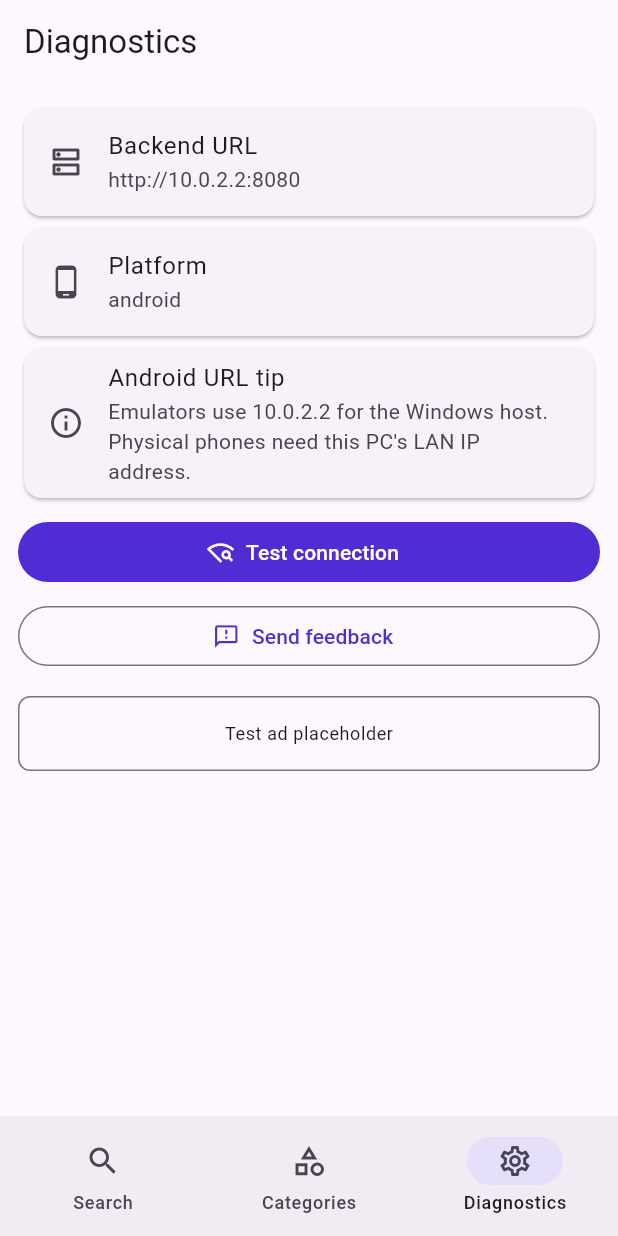
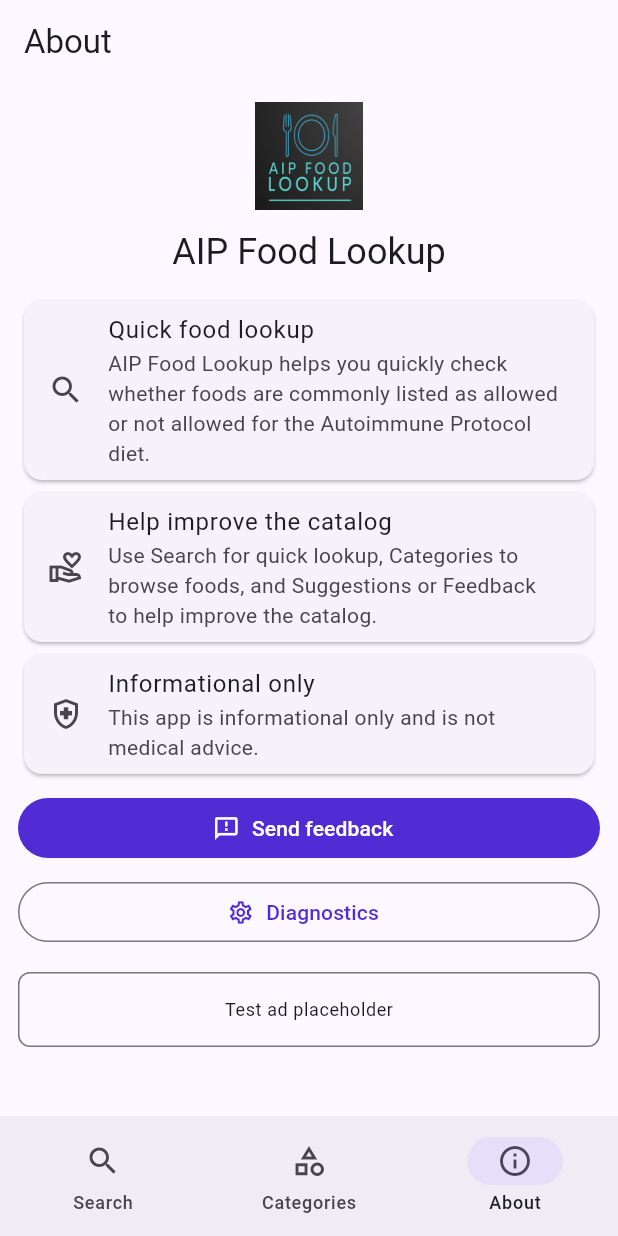
Before and after one commit to CalypsoSys/aip_food_lookup, a Flutter app: the screen it shows after launch, item 3 of the bottom bar chosen, on a phone screen of 412 x 824 dp. Run offline on Flutter 3.47's test engine with Material 3 defaults, Android fonts, the phone set to English and light mode, and no system bars.

Commit message:
feat: add About screen

```diff
--- a/flutter-app/lib/app/router.dart
+++ b/flutter-app/lib/app/router.dart
@@ -1,7 +1,7 @@
 import 'package:flutter/material.dart';
 
+import '../features/about/presentation/about_screen.dart';
 import '../features/categories/presentation/categories_screen.dart';
-import '../features/diagnostics/presentation/diagnostics_screen.dart';
 import '../features/search/presentation/search_screen.dart';
 
 class AppRouter extends StatefulWidget {
@@ -19,7 +19,7 @@
     final screens = <Widget>[
       const SearchScreen(),
       const CategoriesScreen(),
-      const DiagnosticsScreen(),
+      const AboutScreen(),
     ];
 
     return Scaffold(
@@ -39,8 +39,8 @@
             label: 'Categories',
           ),
           NavigationDestination(
-            icon: Icon(Icons.settings_outlined),
-            label: 'Diagnostics',
+            icon: Icon(Icons.info_outline),
+            label: 'About',
           ),
         ],
       ),
--- /dev/null
+++ b/flutter-app/lib/features/about/presentation/about_screen.dart
@@ -0,0 +1,80 @@
+import 'package:flutter/material.dart';
+
+import '../../../ads/ad_banner.dart';
+import '../../../features/diagnostics/presentation/diagnostics_screen.dart';
+import '../../../features/feedback/presentation/feedback_screen.dart';
+import '../../../widgets/asset_header.dart';
+import '../../../widgets/status_card.dart';
+
+class AboutScreen extends StatelessWidget {
+  const AboutScreen({super.key});
+
+  @override
+  Widget build(BuildContext context) {
+    return Scaffold(
+      appBar: AppBar(title: const Text('About')),
+      body: SafeArea(
+        child: ListView(
+          padding: const EdgeInsets.all(12),
+          children: [
+            const AssetHeader(
+              assetName: 'assets/identity/adaptive_icon.png',
+              height: 72,
+            ),
+            const SizedBox(height: 12),
+            Text(
+              'AIP Food Lookup',
+              textAlign: TextAlign.center,
+              style: Theme.of(context).textTheme.headlineSmall,
+            ),
+            const SizedBox(height: 12),
+            const StatusCard(
+              title: 'Quick food lookup',
+              subtitle:
+                  'AIP Food Lookup helps you quickly check whether foods are commonly listed as allowed or not allowed for the Autoimmune Protocol diet.',
+              icon: Icons.search,
+            ),
+            const StatusCard(
+              title: 'Help improve the catalog',
+              subtitle:
+                  'Use Search for quick lookup, Categories to browse foods, and Suggestions or Feedback to help improve the catalog.',
+              icon: Icons.volunteer_activism_outlined,
+            ),
+            const StatusCard(
+              title: 'Informational only',
+              subtitle:
+                  'This app is informational only and is not medical advice.',
+              icon: Icons.health_and_safety_outlined,
+            ),
+            const SizedBox(height: 8),
+            FilledButton.icon(
+              onPressed: () {
+                Navigator.of(context).push(
+                  MaterialPageRoute<void>(
+                    builder: (_) => const FeedbackScreen(),
+                  ),
+                );
+              },
+              icon: const Icon(Icons.feedback_outlined),
+              label: const Text('Send feedback'),
+            ),
+            const SizedBox(height: 8),
+            OutlinedButton.icon(
+              onPressed: () {
+                Navigator.of(context).push(
+                  MaterialPageRoute<void>(
+                    builder: (_) => const DiagnosticsScreen(),
+                  ),
+                );
+              },
+              icon: const Icon(Icons.settings_outlined),
+              label: const Text('Diagnostics'),
+            ),
+            const SizedBox(height: 16),
+            const AdBannerPlaceholder(),
+          ],
+        ),
+      ),
+    );
+  }
+}
--- a/flutter-app/lib/features/diagnostics/presentation/diagnostics_screen.dart
+++ b/flutter-app/lib/features/diagnostics/presentation/diagnostics_screen.dart
@@ -2,7 +2,6 @@
 import 'package:flutter/material.dart';
 
 import '../../../ads/ad_banner.dart';
-import '../../../features/feedback/presentation/feedback_screen.dart';
 import '../../../widgets/status_card.dart';
 import 'diagnostics_controller.dart';
 
@@ -69,18 +68,6 @@
                     state.isChecking ? 'Testing...' : 'Test connection',
                   ),
                 ),
-                const SizedBox(height: 8),
-                OutlinedButton.icon(
-                  onPressed: () {
-                    Navigator.of(context).push(
-                      MaterialPageRoute<void>(
-                        builder: (_) => const FeedbackScreen(),
-                      ),
-                    );
-                  },
-                  icon: const Icon(Icons.feedback_outlined),
-                  label: const Text('Send feedback'),
-                ),
                 if (state.healthMessage != null) ...[
                   const SizedBox(height: 12),
                   StatusCard(
```
Also changed, not shown: 1 other file.
